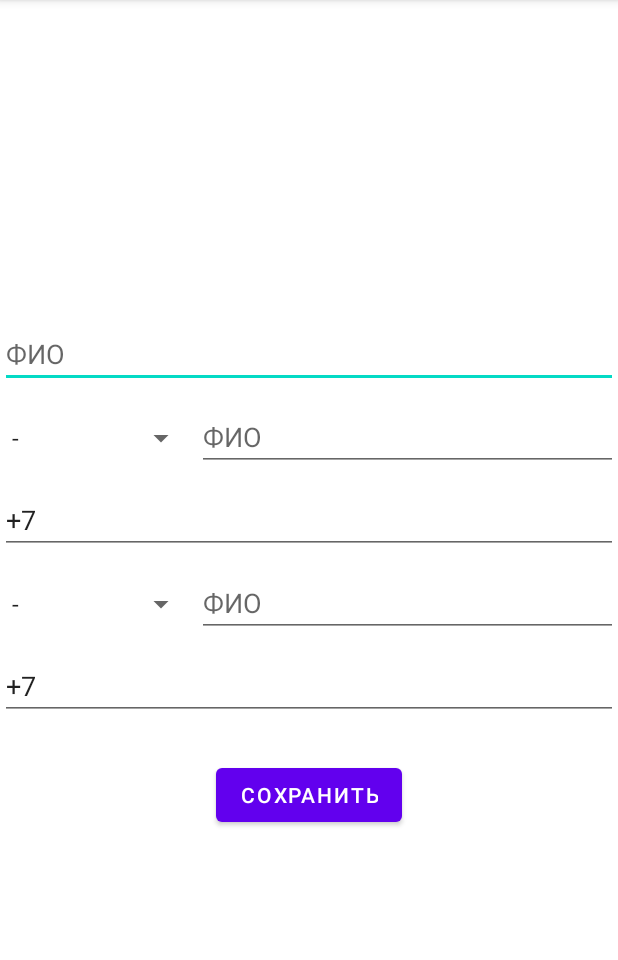
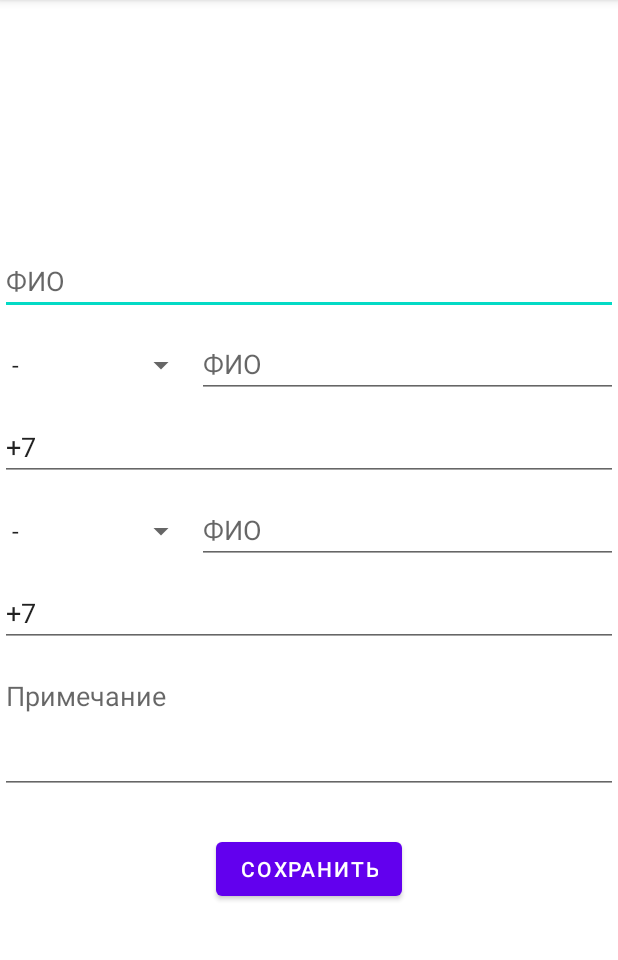
Before and after one commit to alxkrp/SchoolManager, an Android app: the screen it shows after launch (AddStudentActivity), after a tap on "ДОБАВИТЬ", on a phone screen of 412 x 824 dp, the part 84-1044 px from its top. Run offline under Robolectric (Android 15) with nearby library versions, the phone set to English and light mode, and no system bars; our stand-ins replace Room's generated code.

Commit message:
Добавлен примечание и автомиграция

```diff
--- a/app/build.gradle.kts
+++ b/app/build.gradle.kts
@@ -16,6 +16,10 @@ android {
         versionName = "1.0"
 
         testInstrumentationRunner = "androidx.test.runner.AndroidJUnitRunner"
+
+        kapt {
+            arguments { arg("room.schemaLocation", "$projectDir/schemas") }
+        }
     }
 
     buildTypes {
--- a/app/src/main/java/ru/ak/schoolmanager/AddStudentActivity.kt
+++ b/app/src/main/java/ru/ak/schoolmanager/AddStudentActivity.kt
@@ -36,6 +36,7 @@ class AddStudentActivity : AppCompatActivity() {
             binding.spResp2.setSelection(student?.resp2!!)
             binding.edRespFio2.setText(student?.respFio2)
             binding.edRespPhone2.setText(student?.respPhone2)
+            binding.edNote.setText(student?.note)
         }
 
         binding.btnAddOrUpdateStudent.setOnClickListener { addOrUpdateStudent() }
@@ -49,13 +50,13 @@ class AddStudentActivity : AppCompatActivity() {
         val resp2 = binding.spResp2.selectedItemPosition
         val respFio2 = binding.edRespFio2.text.toString()
         val respPhone2 = binding.edRespPhone2.text.toString()
+        val note = binding.edNote.text.toString()
 
         CoroutineScope(Dispatchers.IO).launch {
+            val s = Student(fio, resp1, respFio1, respPhone1, resp2, respFio2, respPhone2, note)
             if (student == null) {
-                val s = Student(fio, resp1, respFio1, respPhone1, resp2, respFio2, respPhone2)
                 SchoolRoomDatabase(this@AddStudentActivity).studentDao().addStudent(s)
             } else {
-                val s = Student(fio, resp1, respFio1, respPhone1, resp2, respFio2, respPhone2)
                 s.id = student?.id ?: 0
                 SchoolRoomDatabase(this@AddStudentActivity).studentDao().updateStudent(s)
             }
--- a/app/src/main/java/ru/ak/schoolmanager/MainActivity.kt
+++ b/app/src/main/java/ru/ak/schoolmanager/MainActivity.kt
@@ -70,7 +70,7 @@ class MainActivity : AppCompatActivity() {
                 val content = myFile.bufferedReader().readText()
                 // демонстрируем имя файла и объем прочитанных данных
                 Toast
-                    .makeText(this, "File %s, Length %d bytes".format(intent?.data!!.path, content.length), Toast.LENGTH_LONG)
+                    .makeText(this, "File %s, Length %d bytes".format(intent.data!!.path, content.length), Toast.LENGTH_LONG)
                     .show()
                 loadJson(content)
             }
@@ -92,6 +92,7 @@ class MainActivity : AppCompatActivity() {
                     studentJson.optInt("resp2"),
                     studentJson.optString("respFio2"),
                     studentJson.optString("respPhone2"),
+                    studentJson.optString("note"),
                 )
                 CoroutineScope(Dispatchers.IO).launch {
                     SchoolRoomDatabase(this@MainActivity).studentDao().addStudent(student)
--- a/app/src/main/java/ru/ak/schoolmanager/StudentInfoActivity.kt
+++ b/app/src/main/java/ru/ak/schoolmanager/StudentInfoActivity.kt
@@ -27,6 +27,7 @@ class StudentInfoActivity : AppCompatActivity() {
         binding.tvResp2.text = reponsibles.get(student?.resp2!!)
         binding.tvRespFio2.text = student?.respFio2
         binding.tvRespPhone2.text = student?.respPhone2
+        binding.tvNote.text = student?.note
 
         binding.tvRespPhone1.setOnClickListener {
             phoneCall((it as TextView).text.toString())
--- a/app/src/main/java/ru/ak/schoolmanager/db/SchoolRoomDatabase.kt
+++ b/app/src/main/java/ru/ak/schoolmanager/db/SchoolRoomDatabase.kt
@@ -1,6 +1,7 @@
 package ru.ak.schoolmanager.db
 
 import android.content.Context
+import androidx.room.AutoMigration
 import androidx.room.Database
 import androidx.room.Room
 import androidx.room.RoomDatabase
@@ -26,7 +27,13 @@ import ru.ak.schoolmanager.model.Student
  * The fact that this has very few comments emphasizes its coolness.  In a real
  * app, consider exporting the schema to help you with migrations.
  */
-@Database(entities = [Student::class], version = 1, exportSchema = false)
+@Database(
+    entities = [Student::class],
+    version = 1,
+    autoMigrations = [
+//       AutoMigration (from = 1, to = 2),
+    ],
+    exportSchema = true)
 abstract class SchoolRoomDatabase : RoomDatabase() {
     abstract fun studentDao(): StudentDao
 
--- a/app/src/main/java/ru/ak/schoolmanager/model/Student.kt
+++ b/app/src/main/java/ru/ak/schoolmanager/model/Student.kt
@@ -28,6 +28,8 @@ data class Student(
     @ColumnInfo(name = "respPhone2")
     var respPhone2: String,
 
+    @ColumnInfo(name = "note")
+    var note: String,
 ) : Serializable {
     @PrimaryKey(autoGenerate = true)
     var id: Int = 0
--- a/app/src/main/res/layout/activity_add_student.xml
+++ b/app/src/main/res/layout/activity_add_student.xml
@@ -80,6 +80,18 @@
         android:inputType="phone"
         android:text="+7" />
 
+    <EditText
+        android:id="@+id/edNote"
+        android:layout_width="fill_parent"
+        android:layout_height="wrap_content"
+        android:layout_marginBottom="10dp"
+        android:gravity="left"
+        android:lines="3"
+        android:minLines="3"
+        android:maxLines="7"
+        android:hint="Примечание"
+        android:inputType="textMultiLine" />
+
     <Button
         android:id="@+id/btnAddOrUpdateStudent"
         android:layout_width="wrap_content"
```
Also changed, not shown: app/src/main/res/layout/activity_student_info.xml (+7 -0 lines), 1 other file.
